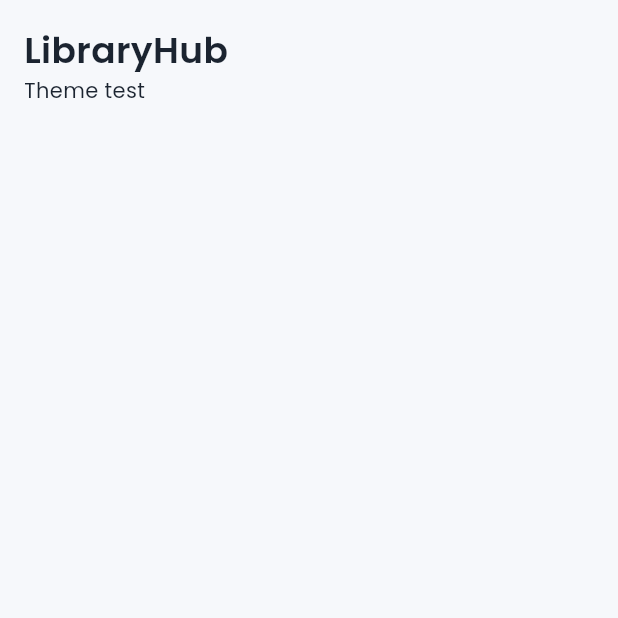
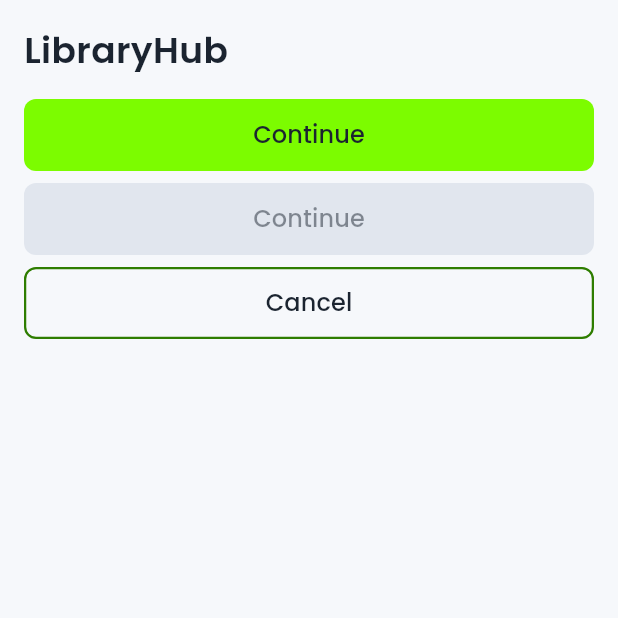
Before and after one commit to MurathanKbk/CS310-TERM-PROJECT-LIBRARY-HUB, a Flutter app: the screen it shows after launch, on a phone screen of 412 x 824 dp, the top half of it. Run offline on Flutter 3.47's test engine with Material 3 defaults, Android fonts, the phone set to English and light mode, and no system bars.

Commit message:
Reusable add button widget added by Murathan

```diff
--- /dev/null
+++ b/lib/core/widgets/app_button.dart
@@ -0,0 +1,54 @@
+import 'package:flutter/material.dart';
+import '../theme/app_spacing.dart';
+import '../theme/app_text_styles.dart';
+
+
+class AppButton extends StatelessWidget {
+  const AppButton({
+    super.key,
+    required this.label,
+    required this.onPressed,
+    this.outlined = false,
+  });
+
+  final String label;
+  final VoidCallback? onPressed;
+  final bool outlined;
+
+  @override
+  Widget build(BuildContext context) {
+    final colors = Theme.of(context).colorScheme;
+    final shape = RoundedRectangleBorder(
+      borderRadius: BorderRadius.circular(AppSpacing.fieldRadius),
+    );
+    const size = Size.fromHeight(AppSpacing.minTapHeight);
+
+    return SizedBox(
+      width: double.infinity,
+      child: outlined
+          ? OutlinedButton(
+        onPressed: onPressed,
+        style: OutlinedButton.styleFrom(
+          minimumSize: size,
+          shape: shape,
+          foregroundColor: colors.onSurface,
+          side: BorderSide(color: colors.secondary, width: 1.5),
+        ),
+        child: Text(label, style: AppTextStyles.button),
+      )
+          : ElevatedButton(
+        onPressed: onPressed,
+        style: ElevatedButton.styleFrom(
+          minimumSize: size,
+          shape: shape,
+          elevation: 0,
+          backgroundColor: colors.primary,
+          foregroundColor: colors.onPrimary,
+          disabledBackgroundColor: colors.outline,
+          disabledForegroundColor: colors.onSurface.withAlpha(128),
+        ),
+        child: Text(label, style: AppTextStyles.button),
+      ),
+    );
+  }
+}
--- a/lib/main.dart
+++ b/lib/main.dart
@@ -2,6 +2,7 @@ import 'package:flutter/material.dart';
 import 'core/theme/app_spacing.dart';
 import 'core/theme/app_text_styles.dart';
 import 'core/theme/app_theme.dart';
+import 'core/widgets/app_button.dart';
 
 void main(){
   runApp(const LibraryHubApp());
@@ -18,7 +19,7 @@ class LibraryHubApp extends StatelessWidget {
       theme: AppTheme.light,
       darkTheme: AppTheme.dark,
       themeMode: ThemeMode.system,
-      home: const Scaffold(
+      home:Scaffold(
         body: SafeArea(
           child: Padding(
             padding: EdgeInsets.all(AppSpacing.screenPadding),
@@ -26,7 +27,12 @@ class LibraryHubApp extends StatelessWidget {
               crossAxisAlignment: CrossAxisAlignment.start,
               children: [
                 Text('LibraryHub', style: AppTextStyles.title),
-                Text('Theme test', style: AppTextStyles.body),
+                SizedBox(height: AppSpacing.md),
+                AppButton(label: 'Continue', onPressed: () {}),
+                SizedBox(height: AppSpacing.sm),
+                AppButton(label: 'Continue', onPressed: null),
+                SizedBox(height: AppSpacing.sm),
+                AppButton(label: 'Cancel', outlined: true, onPressed: () {}),
               ],
             ),
           ),
```
